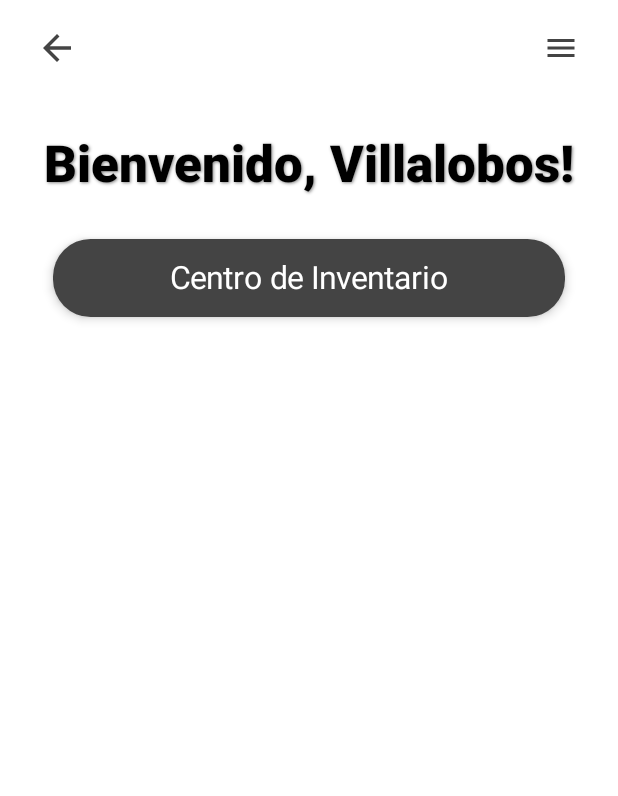
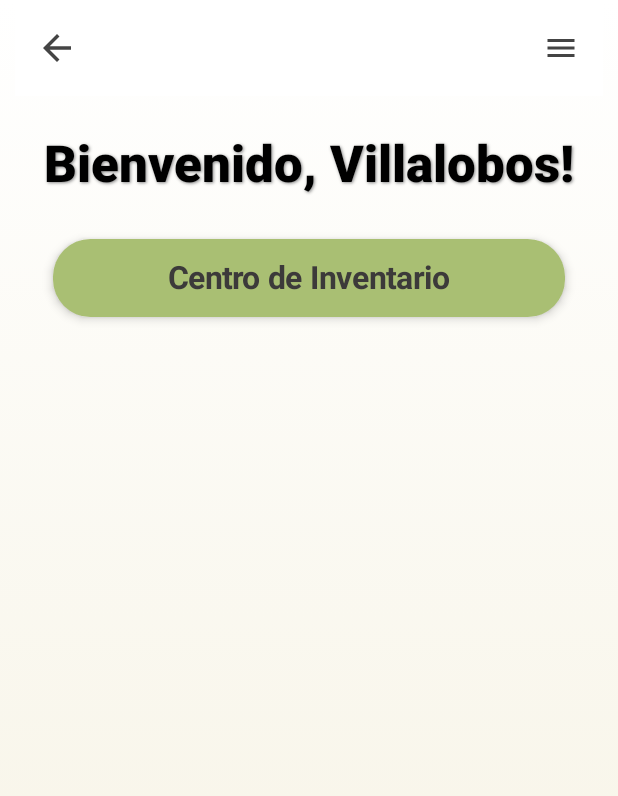
Before and after one commit to DiegoOC111/FerreteriaHogar, an Android app built with Jetpack Compose: the @Preview function MAIN, on a phone screen of 412 x 824 dp. Shown: the top 796 px of the screen. Run offline under Robolectric (Android 15) with nearby library versions, the phone set to English and light mode, and no system bars.

Commit message:
Estaba aburrido 🐱
- Icono personalizado.
- SplashScreen con corutina.
- Cambio en colores de MainScreen
- Println a PasswordHashed

```diff
--- a/app/build.gradle.kts
+++ b/app/build.gradle.kts
@@ -63,4 +63,6 @@ dependencies {
     implementation("androidx.compose.material:material-icons-extended")
 
     implementation("androidx.navigation:navigation-compose:2.9.5")
+
+    implementation("androidx.core:core-splashscreen:1.0.1")
 }
--- a/app/src/main/AndroidManifest.xml
+++ b/app/src/main/AndroidManifest.xml
@@ -6,16 +6,16 @@
         android:allowBackup="true"
         android:dataExtractionRules="@xml/data_extraction_rules"
         android:fullBackupContent="@xml/backup_rules"
-        android:icon="@mipmap/ic_launcher"
+        android:icon="@drawable/icon_fh"
         android:label="@string/app_name"
-        android:roundIcon="@mipmap/ic_launcher_round"
+        android:roundIcon="@drawable/icon_fh_round"
         android:supportsRtl="true"
         android:theme="@style/Theme.FerreteriaHogar">
         <activity
             android:name=".MainActivity"
             android:exported="true"
             android:label="@string/app_name"
-            android:theme="@style/Theme.FerreteriaHogar">
+            android:theme="@style/Theme.FerreteriaHogar.SplashScreen">
             <intent-filter>
                 <action android:name="android.intent.action.MAIN" />
 
--- a/app/src/main/java/com/example/ferreteriahogar/ui/screens/MainMenu.kt
+++ b/app/src/main/java/com/example/ferreteriahogar/ui/screens/MainMenu.kt
@@ -24,6 +24,7 @@ import androidx.compose.ui.geometry.Offset
 import androidx.compose.ui.graphics.Brush
 import androidx.compose.ui.graphics.Color
 import androidx.compose.ui.graphics.Shadow
+import androidx.compose.ui.res.colorResource
 import androidx.compose.ui.text.TextStyle
 import androidx.compose.ui.text.font.FontWeight
 import androidx.compose.ui.tooling.preview.Preview
@@ -31,9 +32,12 @@ import androidx.compose.ui.unit.dp
 import androidx.compose.ui.unit.sp
 import androidx.navigation.NavController
 import androidx.navigation.compose.rememberNavController
+import com.example.ferreteriahogar.R
 import com.example.ferreteriahogar.ui.Routes
 import com.example.ferreteriahogar.ui.components.BackIconButton
 import com.example.ferreteriahogar.ui.components.NavBar
+import com.example.ferreteriahogar.ui.theme.ICON_BG
+import com.example.ferreteriahogar.ui.theme.VERD_FUER
 import org.w3c.dom.Text
 
 @Composable
@@ -47,7 +51,7 @@ fun MainMenu(paddingValues: PaddingValues, usuario : String, passwordHashed : St
                 brush = Brush.verticalGradient(
                     colors = listOf(
                         Color.White,
-                        Color.White
+                        colorResource(id = R.color.VERD_FONDO)
                     )
                 )
             )
@@ -89,17 +93,19 @@ fun MainMenu(paddingValues: PaddingValues, usuario : String, passwordHashed : St
                 pressedElevation = 8.dp
             ),
             colors = ButtonDefaults.buttonColors(
-                Color.DarkGray,
-                Color.White
+                VERD_FUER,
+                Color(0xFF3C3A3A)
             )
         ) {
-            Text(text = "Centro de Inventario",
-                style = TextStyle(
-                    fontSize = 21.sp
-                )
+            Text(
+                text = "Centro de Inventario",
+                style = TextStyle(fontSize = 21.sp),
+                fontWeight = FontWeight.Bold
             )
         }
     }
+
+    println("Contraseña cifrada: $passwordHashed")
 }
 @Preview(showBackground = true)
 @Composable
--- a/app/src/main/java/com/example/ferreteriahogar/ui/theme/Color.kt
+++ b/app/src/main/java/com/example/ferreteriahogar/ui/theme/Color.kt
@@ -8,6 +8,7 @@ val Pink80 = Color(0xFFEFB8C8)
 val Purple40 = Color(0xFF6650a4)
 val PurpleGrey40 = Color(0xFF625b71)
 val Pink40 = Color(0xFF7D5260)
+val ICON_BG = Color(0xF8F8EDFF)
 val OBS_1 = Color(0xFF6C584D)
 val OBS_CLA = Color(0xFFA98467)
 val VERD_FUER = Color(0xFFA9BF73)
--- a/app/src/main/res/values/colors.xml
+++ b/app/src/main/res/values/colors.xml
@@ -7,6 +7,7 @@
     <color name="teal_700">#FF018786</color>
     <color name="black">#FF000000</color>
     <color name="white">#FFFFFFFF</color>
+    <color name="ICON_BG">#F8F8ED</color>
     <color name="OBS_1">#6C584D</color>
     <color name="OBS_CLA">#A98467</color>
     <color name="VERD_FUER">#A9BF73</color>
--- a/app/src/main/res/values/themes.xml
+++ b/app/src/main/res/values/themes.xml
@@ -2,4 +2,9 @@
 <resources>
 
     <style name="Theme.FerreteriaHogar" parent="android:Theme.Material.Light.NoActionBar" />
+    <style name="Theme.FerreteriaHogar.SplashScreen" parent="Theme.SplashScreen">
+        <item name="windowSplashScreenBackground">@color/ICON_BG</item>
+        <item name="windowSplashScreenAnimatedIcon">@drawable/icon_fh_round</item>
+        <item name="postSplashScreenTheme">@style/Theme.FerreteriaHogar</item>
+    </style>
 </resources>
```
Also changed, not shown: app/src/main/java/com/example/ferreteriahogar/MainActivity.kt (+11 -0 lines), app/src/main/java/com/example/ferreteriahogar/ui/screens/Login.kt (+6 -3 lines), app/src/main/res/drawable/icon_fh.png (added), app/src/main/res/drawable/icon_fh_round.png (added).
